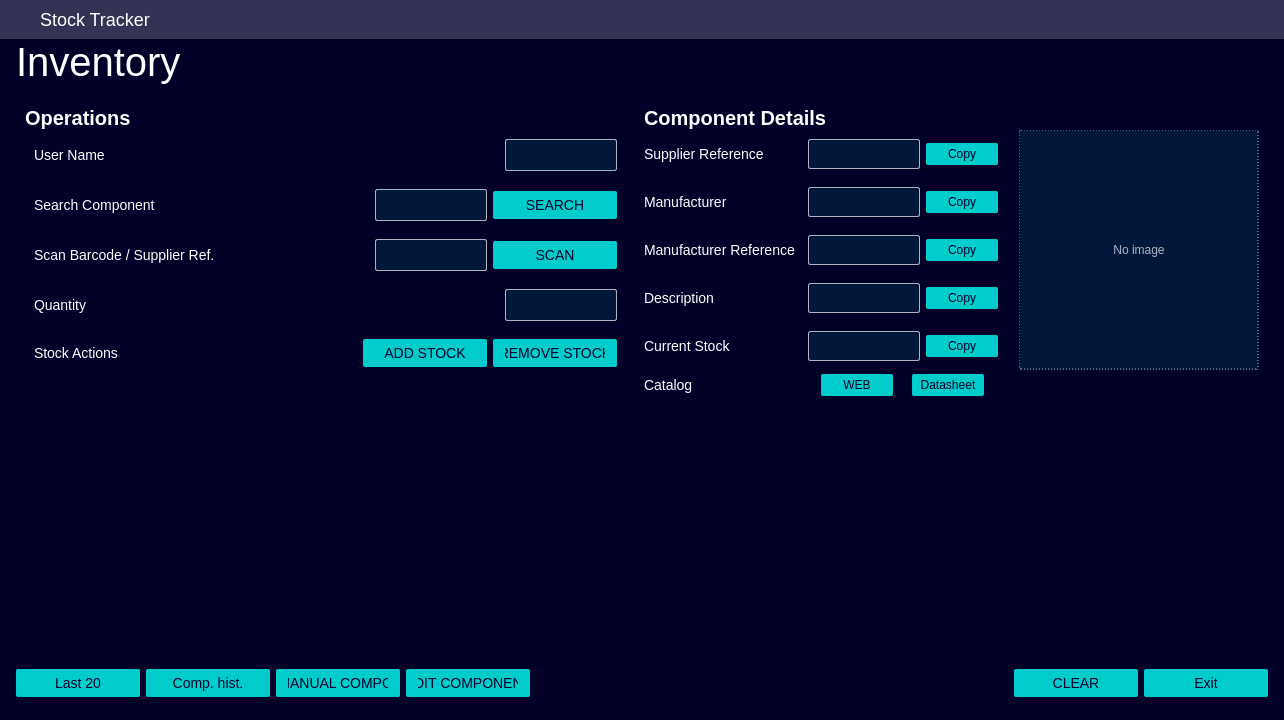
This is StockTracker-Designer/gui_stocktracker.ui in candeiassantiago393-spec/StockTracker as Qt 5 draws it before an edit. The edited form follows.
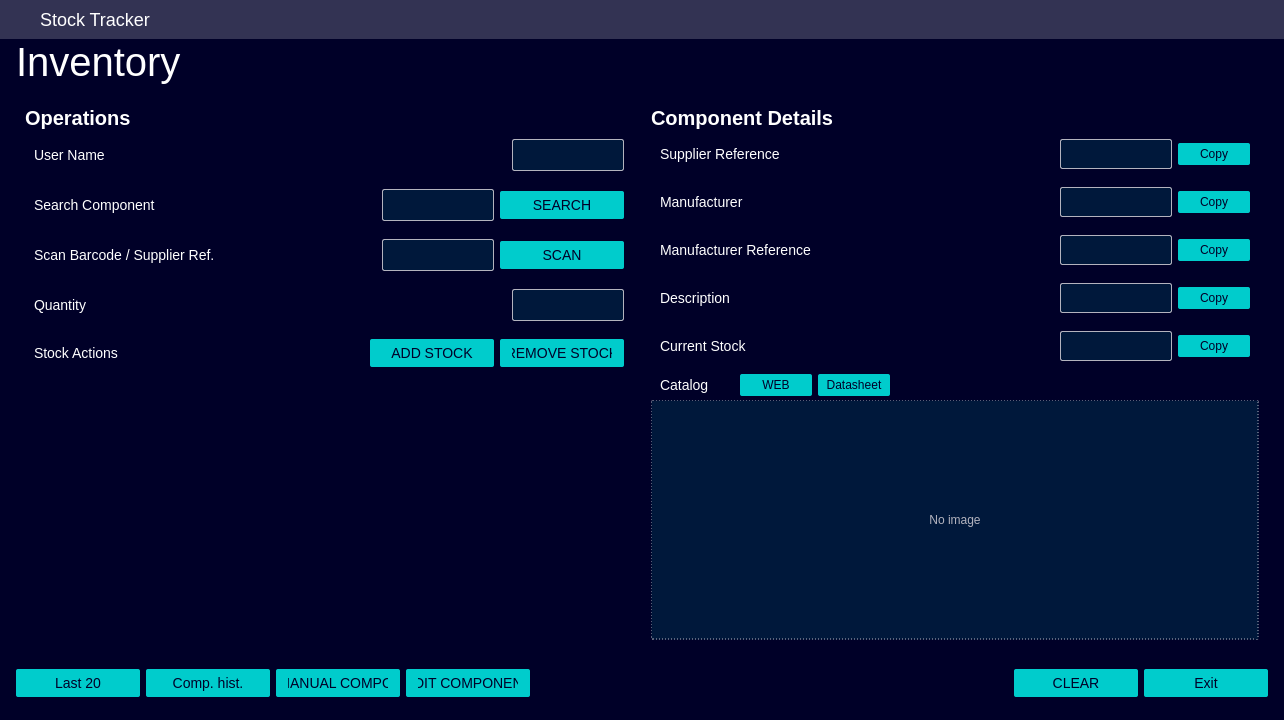
This is the edited form. Icons and pictures are not drawn.

```diff
--- a/StockTracker-Designer/gui_stocktracker.ui
+++ b/StockTracker-Designer/gui_stocktracker.ui
@@ -493,14 +493,7 @@
          <layout class="QGridLayout" name="gridLayout_right">
           <property name="topMargin"><number>15</number></property>
           <property name="verticalSpacing"><number>0</number></property>
-          <property name="columnStretch" stdset="0">
-           <number>0</number>
-           <number>0</number>
-           <number>0</number>
-           <number>1</number>
-           <number>0</number>
-          </property>
-          <item row="0" column="0" colspan="5">
+          <item row="0" column="0">
            <widget class="QLabel" name="label_details">
             <property name="styleSheet">
    <string notr="true">
@@ -513,28 +506,26 @@
             <property name="text"><string>Component Details</string></property>
            </widget>
           </item>
-          <item row="1" column="0">
-           <widget class="QLabel" name="title_val_mouser">
-            <property name="minimumSize"><size><width>152</width><height>0</height></size></property>
-            <property name="maximumSize"><size><width>152</width><height>16777215</height></size></property>
-            <property name="sizePolicy">
-             <sizepolicy hsizetype="Fixed" vsizetype="Preferred">
-              <horstretch>0</horstretch>
-              <verstretch>0</verstretch>
-             </sizepolicy>
-            </property>
-            <property name="text"><string>Supplier Reference</string></property>
-           </widget>
-
-          </item>
-          <item row="1" column="2">
+          <item row="1" column="0" colspan="2">
            <widget class="QWidget" name="row_val_mouser" native="true">
             <layout class="QHBoxLayout" name="layout_val_mouser">
              <property name="spacing"><number>6</number></property>
-             <property name="leftMargin"><number>0</number></property>
              <property name="topMargin"><number>9</number></property>
              <property name="rightMargin"><number>9</number></property>
              <property name="bottomMargin"><number>9</number></property>
+             <item>
+              <widget class="QLabel" name="title_val_mouser">
+               <property name="minimumSize"><size><width>74</width><height>0</height></size></property>
+               <property name="sizePolicy">
+                <sizepolicy hsizetype="Minimum" vsizetype="Preferred">
+                 <horstretch>0</horstretch>
+                 <verstretch>0</verstretch>
+                </sizepolicy>
+               </property>
+               <property name="text"><string>Supplier Reference</string></property>
+              </widget>
+
+             </item>
              <item>
               <widget class="QLabel" name="val_mouser">
                <property name="styleSheet">
@@ -591,28 +582,27 @@
             </layout>
            </widget>
           </item>
-          <item row="2" column="0">
-           <widget class="QLabel" name="title_val_manufacturer">
-            <property name="minimumSize"><size><width>152</width><height>0</height></size></property>
-            <property name="maximumSize"><size><width>152</width><height>16777215</height></size></property>
-            <property name="sizePolicy">
-             <sizepolicy hsizetype="Fixed" vsizetype="Preferred">
-              <horstretch>0</horstretch>
-              <verstretch>0</verstretch>
-             </sizepolicy>
-            </property>
-            <property name="text"><string>Manufacturer</string></property>
-           </widget>
 
-          </item>
-          <item row="2" column="2">
+          <item row="2" column="0" colspan="2">
            <widget class="QWidget" name="row_val_manufacturer" native="true">
             <layout class="QHBoxLayout" name="layout_val_manufacturer">
              <property name="spacing"><number>6</number></property>
-             <property name="leftMargin"><number>0</number></property>
              <property name="topMargin"><number>9</number></property>
              <property name="rightMargin"><number>9</number></property>
              <property name="bottomMargin"><number>9</number></property>
+             <item>
+              <widget class="QLabel" name="title_val_manufacturer">
+               <property name="minimumSize"><size><width>74</width><height>0</height></size></property>
+               <property name="sizePolicy">
+                <sizepolicy hsizetype="Minimum" vsizetype="Preferred">
+                 <horstretch>0</horstretch>
+                 <verstretch>0</verstretch>
+                </sizepolicy>
+               </property>
+               <property name="text"><string>Manufacturer</string></property>
+              </widget>
+
+             </item>
              <item>
               <widget class="QLabel" name="val_manufacturer">
                <property name="styleSheet">
@@ -669,28 +659,27 @@
             </layout>
            </widget>
           </item>
-          <item row="3" column="0">
-           <widget class="QLabel" name="title_val_manufacturer_ref">
-            <property name="minimumSize"><size><width>152</width><height>0</height></size></property>
-            <property name="maximumSize"><size><width>152</width><height>16777215</height></size></property>
-            <property name="sizePolicy">
-             <sizepolicy hsizetype="Fixed" vsizetype="Preferred">
-              <horstretch>0</horstretch>
-              <verstretch>0</verstretch>
-             </sizepolicy>
-            </property>
-            <property name="text"><string>Manufacturer Reference</string></property>
-           </widget>
 
-          </item>
-          <item row="3" column="2">
+          <item row="3" column="0" colspan="2">
            <widget class="QWidget" name="row_val_manufacturer_ref" native="true">
             <layout class="QHBoxLayout" name="layout_val_manufacturer_ref">
              <property name="spacing"><number>6</number></property>
-             <property name="leftMargin"><number>0</number></property>
              <property name="topMargin"><number>9</number></property>
              <property name="rightMargin"><number>9</number></property>
              <property name="bottomMargin"><number>9</number></property>
+             <item>
+              <widget class="QLabel" name="title_val_manufacturer_ref">
+               <property name="minimumSize"><size><width>74</width><height>0</height></size></property>
+               <property name="sizePolicy">
+                <sizepolicy hsizetype="Minimum" vsizetype="Preferred">
+                 <horstretch>0</horstretch>
+                 <verstretch>0</verstretch>
+                </sizepolicy>
+               </property>
+               <property name="text"><string>Manufacturer Reference</string></property>
+              </widget>
+
+             </item>
              <item>
               <widget class="QLabel" name="val_manufacturer_ref">
                <property name="styleSheet">
@@ -747,28 +736,27 @@
             </layout>
            </widget>
           </item>
-          <item row="4" column="0">
-           <widget class="QLabel" name="title_val_description">
-            <property name="minimumSize"><size><width>152</width><height>0</height></size></property>
-            <property name="maximumSize"><size><width>152</width><height>16777215</height></size></property>
-            <property name="sizePolicy">
-             <sizepolicy hsizetype="Fixed" vsizetype="Preferred">
-              <horstretch>0</horstretch>
-              <verstretch>0</verstretch>
-             </sizepolicy>
-            </property>
-            <property name="text"><string>Description</string></property>
-           </widget>
 
-          </item>
-          <item row="4" column="2">
+          <item row="4" column="0" colspan="2">
            <widget class="QWidget" name="row_val_description" native="true">
             <layout class="QHBoxLayout" name="layout_val_description">
              <property name="spacing"><number>6</number></property>
-             <property name="leftMargin"><number>0</number></property>
              <property name="topMargin"><number>9</number></property>
              <property name="rightMargin"><number>9</number></property>
              <property name="bottomMargin"><number>9</number></property>
+             <item>
+              <widget class="QLabel" name="title_val_description">
+               <property name="minimumSize"><size><width>74</width><height>0</height></size></property>
+               <property name="sizePolicy">
+                <sizepolicy hsizetype="Minimum" vsizetype="Preferred">
+                 <horstretch>0</horstretch>
+                 <verstretch>0</verstretch>
+                </sizepolicy>
+               </property>
+               <property name="text"><string>Description</string></property>
+              </widget>
+
+             </item>
              <item>
               <widget class="QLabel" name="val_description">
                <property name="styleSheet">
@@ -825,28 +813,27 @@
             </layout>
            </widget>
           </item>
-          <item row="5" column="0">
-           <widget class="QLabel" name="title_val_stock">
-            <property name="minimumSize"><size><width>152</width><height>0</height></size></property>
-            <property name="maximumSize"><size><width>152</width><height>16777215</height></size></property>
-            <property name="sizePolicy">
-             <sizepolicy hsizetype="Fixed" vsizetype="Preferred">
-              <horstretch>0</horstretch>
-              <verstretch>0</verstretch>
-             </sizepolicy>
-            </property>
-            <property name="text"><string>Current Stock</string></property>
-           </widget>
 
-          </item>
-          <item row="5" column="2">
+          <item row="5" column="0" colspan="2">
            <widget class="QWidget" name="row_val_stock" native="true">
             <layout class="QHBoxLayout" name="layout_val_stock">
              <property name="spacing"><number>6</number></property>
-             <property name="leftMargin"><number>0</number></property>
              <property name="topMargin"><number>9</number></property>
              <property name="rightMargin"><number>9</number></property>
              <property name="bottomMargin"><number>9</number></property>
+             <item>
+              <widget class="QLabel" name="title_val_stock">
+               <property name="minimumSize"><size><width>74</width><height>0</height></size></property>
+               <property name="sizePolicy">
+                <sizepolicy hsizetype="Minimum" vsizetype="Preferred">
+                 <horstretch>0</horstretch>
+                 <verstretch>0</verstretch>
+                </sizepolicy>
+               </property>
+               <property name="text"><string>Current Stock</string></property>
+              </widget>
+
+             </item>
              <item>
               <widget class="QLabel" name="val_stock">
                <property name="styleSheet">
@@ -903,28 +890,27 @@
             </layout>
            </widget>
           </item>
-          <item row="6" column="0">
-           <widget class="QLabel" name="label_catalog_links">
-            <property name="minimumSize"><size><width>152</width><height>0</height></size></property>
-            <property name="maximumSize"><size><width>152</width><height>16777215</height></size></property>
-            <property name="sizePolicy">
-             <sizepolicy hsizetype="Fixed" vsizetype="Preferred">
-              <horstretch>0</horstretch>
-              <verstretch>0</verstretch>
-             </sizepolicy>
-            </property>
-            <property name="text"><string>Catalog</string></property>
-           </widget>
 
-          </item>
-          <item row="6" column="2">
+          <item row="6" column="0" colspan="2">
            <widget class="QWidget" name="row_catalog_links" native="true">
             <layout class="QHBoxLayout" name="layout_catalog_links">
              <property name="spacing"><number>6</number></property>
-             <property name="leftMargin"><number>0</number></property>
              <property name="topMargin"><number>4</number></property>
              <property name="rightMargin"><number>9</number></property>
              <property name="bottomMargin"><number>4</number></property>
+             <item>
+              <widget class="QLabel" name="label_catalog_links">
+               <property name="minimumSize"><size><width>74</width><height>0</height></size></property>
+               <property name="sizePolicy">
+                <sizepolicy hsizetype="Minimum" vsizetype="Preferred">
+                 <horstretch>0</horstretch>
+                 <verstretch>0</verstretch>
+                </sizepolicy>
+               </property>
+               <property name="text"><string>Catalog</string></property>
+              </widget>
+
+             </item>
              <item>
               <widget class="QPushButton" name="btn_open_product">
                <property name="minimumSize"><size><width>60</width><height>0</height></size></property>
@@ -980,17 +966,23 @@
                <property name="text"><string>Datasheet</string></property>
               </widget>
              </item>
+             <item>
+              <spacer name="horizontalSpacer_catalog_links">
+               <property name="orientation"><enum>Qt::Orientation::Horizontal</enum></property>
+               <property name="sizeHint" stdset="0"><size><width>40</width><height>20</height></size></property>
+              </spacer>
+             </item>
             </layout>
            </widget>
           </item>
-          <item row="1" column="4" rowspan="5" alignment="Qt::AlignmentFlag::AlignTop|Qt::AlignmentFlag::AlignRight">
+
+          <item row="7" column="0" colspan="2">
            <widget class="QLabel" name="component_image_preview">
             <property name="minimumSize"><size><width>240</width><height>240</height></size></property>
-            <property name="maximumSize"><size><width>240</width><height>240</height></size></property>
             <property name="sizePolicy">
-             <sizepolicy hsizetype="Fixed" vsizetype="Fixed">
+             <sizepolicy hsizetype="Preferred" vsizetype="Expanding">
               <horstretch>0</horstretch>
-              <verstretch>0</verstretch>
+              <verstretch>1</verstretch>
              </sizepolicy>
             </property>
             <property name="alignment"><set>Qt::AlignmentFlag::AlignCenter</set></property>
@@ -1008,7 +1000,7 @@
             <property name="text"><string>No image</string></property>
            </widget>
           </item>
-          <item row="7" column="0">
+          <item row="8" column="1">
            <spacer name="verticalSpacer_right">
             <property name="orientation"><enum>Qt::Orientation::Vertical</enum></property>
             <property name="sizeHint" stdset="0"><size><width>20</width><height>12</height></size></property>
```
